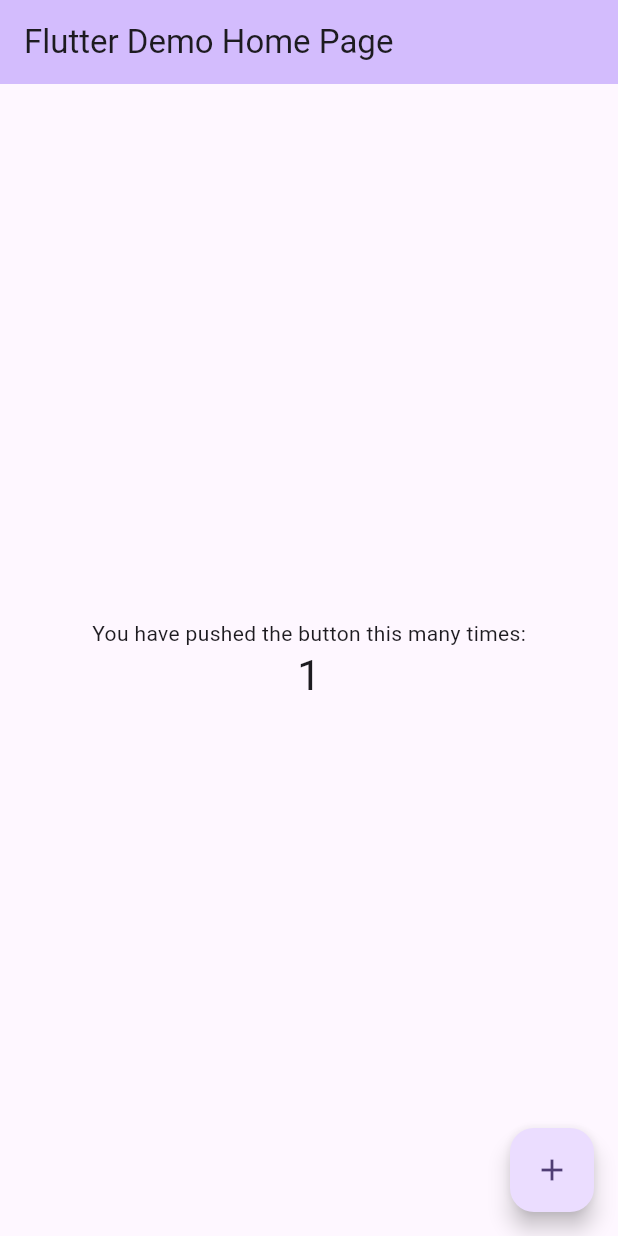
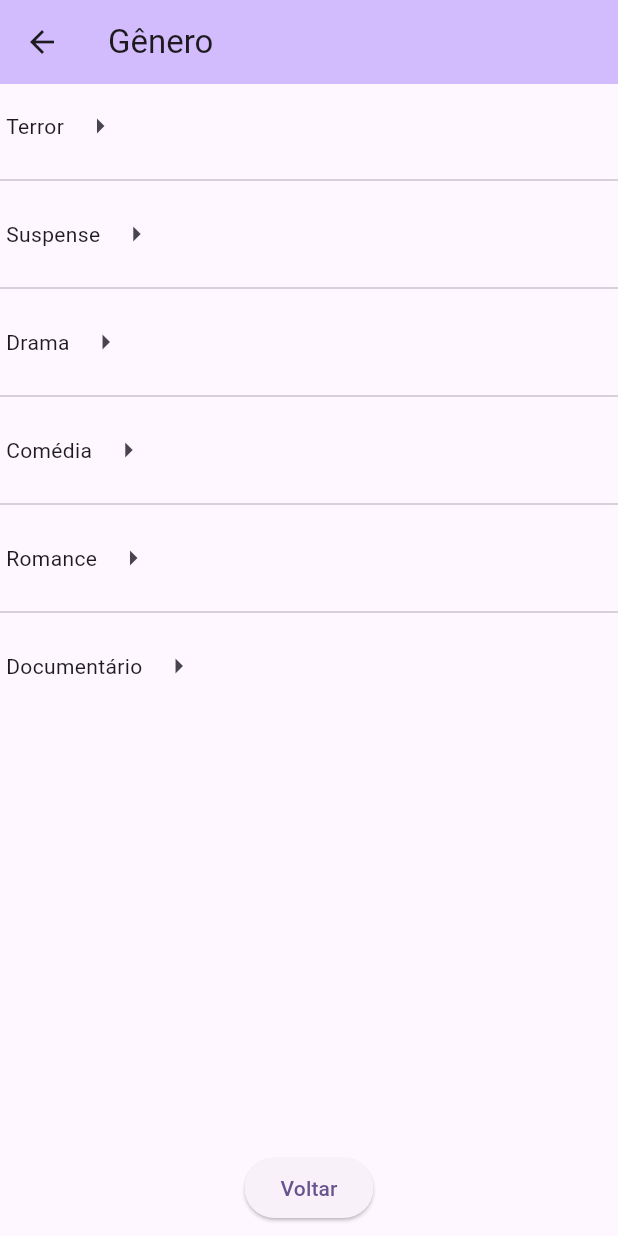
Before and after one commit to danielmbs123/pmfilmes, a Flutter app: the screen it shows after launch, after a tap on the "add" icon, on a phone screen of 412 x 824 dp. Run offline on Flutter 3.47's test engine with Material 3 defaults, Android fonts, the phone set to English and light mode, and no system bars.

Commit message:
added genero page

```diff
--- a/lib/main.dart
+++ b/lib/main.dart
@@ -1,4 +1,8 @@
 import 'package:flutter/material.dart';
+import 'package:pmfilmes/page/genero_page.dart';
+import 'package:pmfilmes/repositorio/genero_repositorio.dart';
+import 'package:pmfilmes/vm/genero_view_model.dart';
+import 'package:provider/provider.dart';
 
 void main() {
   runApp(const MyApp());
@@ -9,13 +13,22 @@ class MyApp extends StatelessWidget {
 
   @override
   Widget build(BuildContext context) {
-    return MaterialApp(
-      title: 'Flutter Demo',
-      theme: ThemeData(
-        colorScheme: ColorScheme.fromSeed(seedColor: Colors.deepPurple),
-        useMaterial3: true,
+    return MultiProvider(
+      providers: [
+        ChangeNotifierProvider(
+          create: (_) => GeneroViewModel(
+            generos: GeneroRepositorio.list(),
+          ),
+        ),
+      ],
+      child: MaterialApp(
+        title: 'Flutter Demo',
+        theme: ThemeData(
+          colorScheme: ColorScheme.fromSeed(seedColor: Colors.deepPurple),
+          useMaterial3: true,
+        ),
+        home: const MyHomePage(title: 'Flutter Demo Home Page'),
       ),
-      home: const MyHomePage(title: 'Flutter Demo Home Page'),
     );
   }
 }
@@ -33,9 +46,10 @@ class _MyHomePageState extends State<MyHomePage> {
   int _counter = 0;
 
   void _incrementCounter() {
-    setState(() {
-      _counter++;
-    });
+    Navigator.push(
+      context,
+      MaterialPageRoute(builder: (_) => const GeneroPage()),
+    );
   }
 
   @override
--- a/lib/page/genero_page.dart
+++ b/lib/page/genero_page.dart
@@ -0,0 +1,39 @@
+import 'package:flutter/material.dart';
+import 'package:pmfilmes/vm/genero_view_model.dart';
+import 'package:pmfilmes/widgets/genero_item_view.dart';
+import 'package:provider/provider.dart';
+
+class GeneroPage extends StatelessWidget {
+  const GeneroPage({super.key});
+
+  @override
+  Widget build(BuildContext context) {
+    final vm = Provider.of<GeneroViewModel>(context);
+
+    return Scaffold(
+      appBar: AppBar(
+        title: const Text("Gênero"),
+        backgroundColor: Theme.of(context).colorScheme.inversePrimary,
+      ),
+      body: Column(
+        children: [
+          Expanded(
+            child: ListView.separated(
+              itemCount: vm.generos.length,
+              itemBuilder: (context, index) =>
+                  GeneroItemView(genero: vm.generos[index]),
+              separatorBuilder: (context, index) => const Divider(),
+            ),
+          ),
+          Padding(
+            padding: const EdgeInsets.all(8.0),
+            child: ElevatedButton(
+              onPressed: () => Navigator.pop(context),
+              child: const Text("Voltar"),
+            ),
+          ),
+        ],
+      ),
+    );
+  }
+}
--- a/lib/vm/genero_view_model.dart
+++ b/lib/vm/genero_view_model.dart
@@ -3,8 +3,16 @@ import 'package:pmfilmes/dominio/genero.dart';
 
 class GeneroViewModel extends ChangeNotifier {
   final List<Genero> generos;
+  late Genero _genero;
 
-  GeneroViewModel({
+    GeneroViewModel({
     required this.generos,
   });
+
+  void selecionaGenero(Genero genero) {
+    _genero = genero;
+    notifyListeners();
+  }
+
+  Genero get generoSelecionado => _genero;
 }
--- /dev/null
+++ b/lib/widgets/genero_item_view.dart
@@ -0,0 +1,39 @@
+import 'package:flutter/material.dart';
+import 'package:pmfilmes/dominio/genero.dart';
+import 'package:pmfilmes/vm/genero_view_model.dart';
+import 'package:provider/provider.dart';
+
+class GeneroItemView extends StatelessWidget {
+  final Genero genero;
+
+  const GeneroItemView({
+    super.key,
+    required this.genero,
+  });
+
+  @override
+  Widget build(BuildContext context) {
+    return Container(
+      padding: const EdgeInsets.all(4),
+      child: Row(
+        children: [
+          Text(genero.nome),
+          IconButton(
+            onPressed: () => click(context),
+            icon: const Icon(Icons.arrow_right),
+          ),
+        ],
+      ),
+    );
+  }
+
+  void click(BuildContext context) {
+    //recupera um GeneroViewModel do provider com o estado
+    //compartilhado na aplicacao
+    final vm = Provider.of<GeneroViewModel>(context, listen: false);
+    vm.selecionaGenero(genero);
+
+    //fecha a tela atual
+    Navigator.pop(context);
+  }
+}
```
